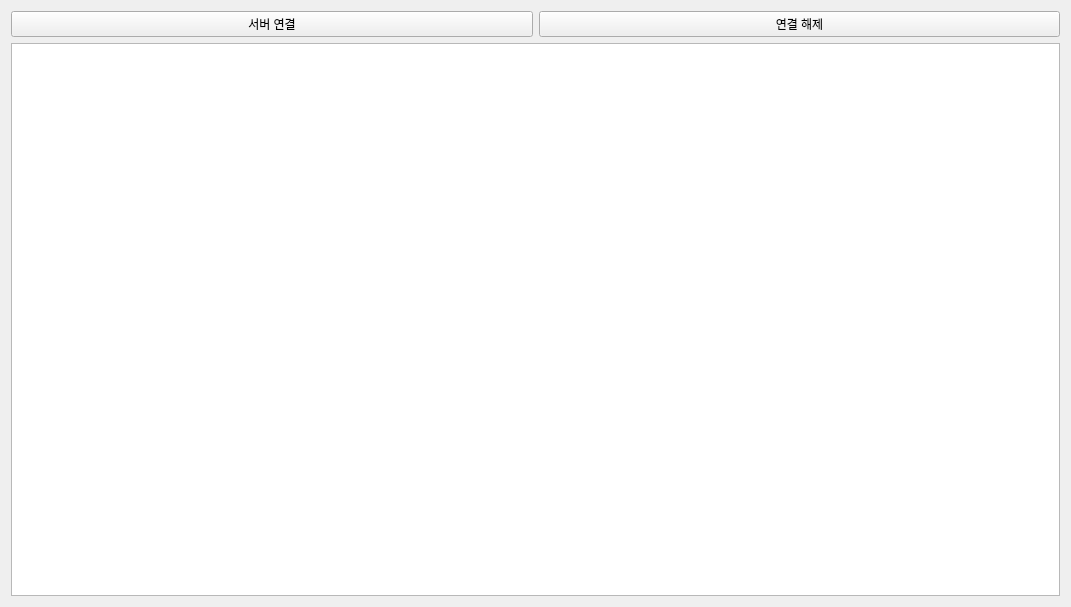
Old version of the form QT_study/jjs_project_qt/tab2_connecting.ui in the repository MAKER-park/jjs_creno_project.
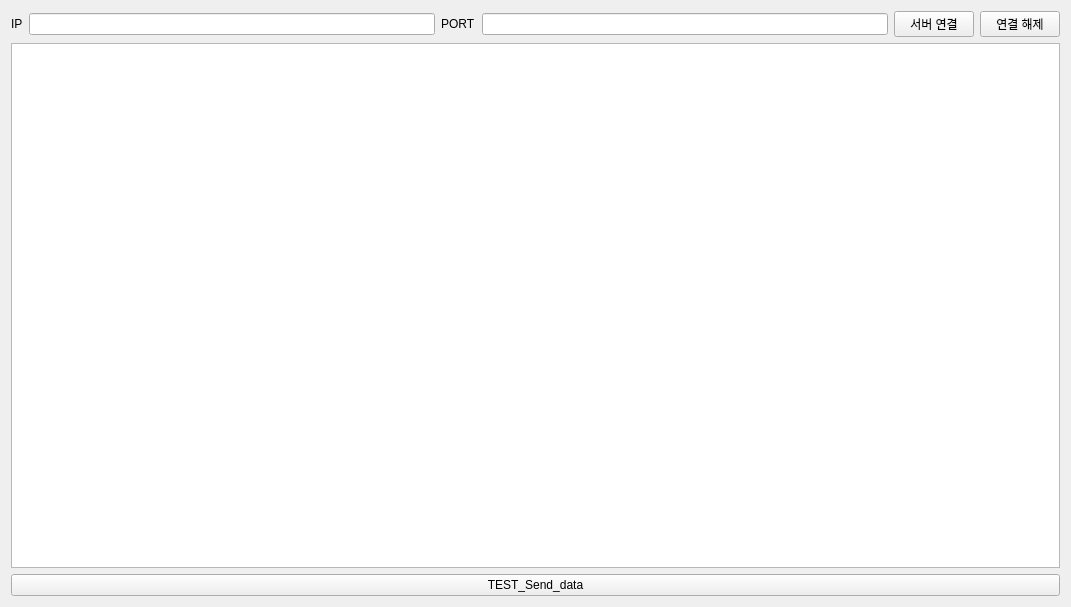
New version of the form.

Patch:
```diff
--- a/QT_study/jjs_project_qt/tab2_connecting.ui
+++ b/QT_study/jjs_project_qt/tab2_connecting.ui
@@ -16,6 +16,26 @@
   <layout class="QVBoxLayout" name="verticalLayout">
    <item>
     <layout class="QHBoxLayout" name="horizontalLayout">
+     <item>
+      <widget class="QLabel" name="label">
+       <property name="text">
+        <string>IP</string>
+       </property>
+      </widget>
+     </item>
+     <item>
+      <widget class="QLineEdit" name="pLE_IP"/>
+     </item>
+     <item>
+      <widget class="QLabel" name="label_2">
+       <property name="text">
+        <string>PORT</string>
+       </property>
+      </widget>
+     </item>
+     <item>
+      <widget class="QLineEdit" name="pLE_PORT"/>
+     </item>
      <item>
       <widget class="QPushButton" name="pB_connect">
        <property name="text">
@@ -39,7 +59,14 @@
     </layout>
    </item>
    <item>
-    <widget class="QTextBrowser" name="log"/>
+    <widget class="QTextBrowser" name="plog_console"/>
+   </item>
+   <item>
+    <widget class="QPushButton" name="pPB_TEST">
+     <property name="text">
+      <string>TEST_Send_data</string>
+     </property>
+    </widget>
    </item>
   </layout>
  </widget>
```
